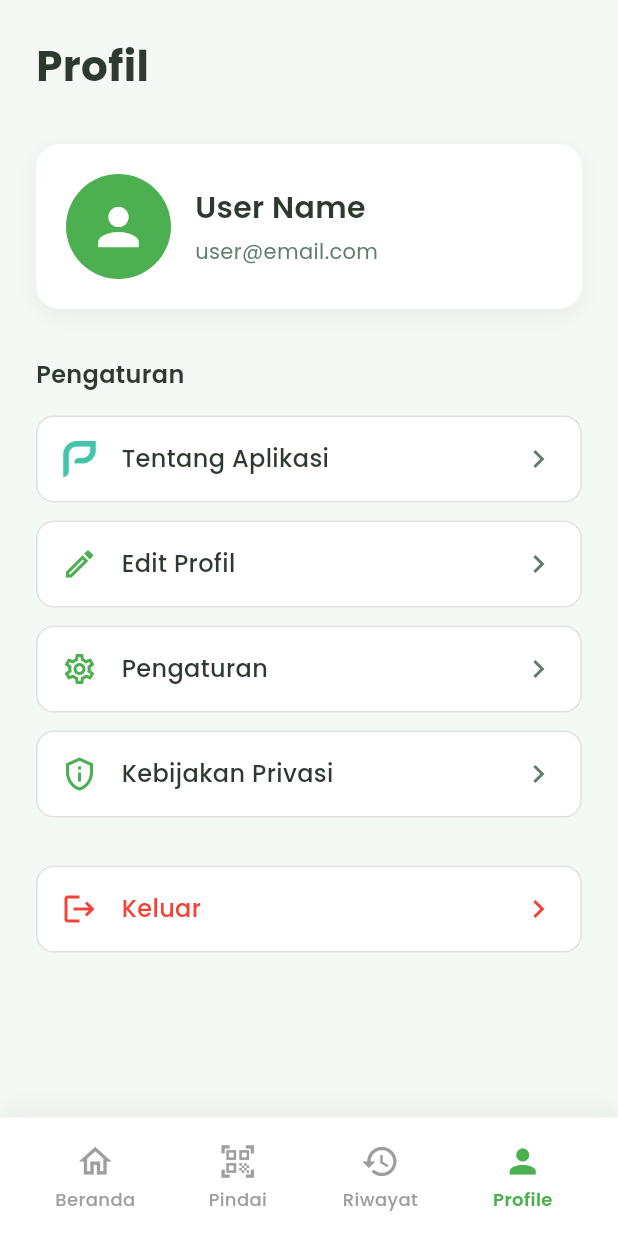
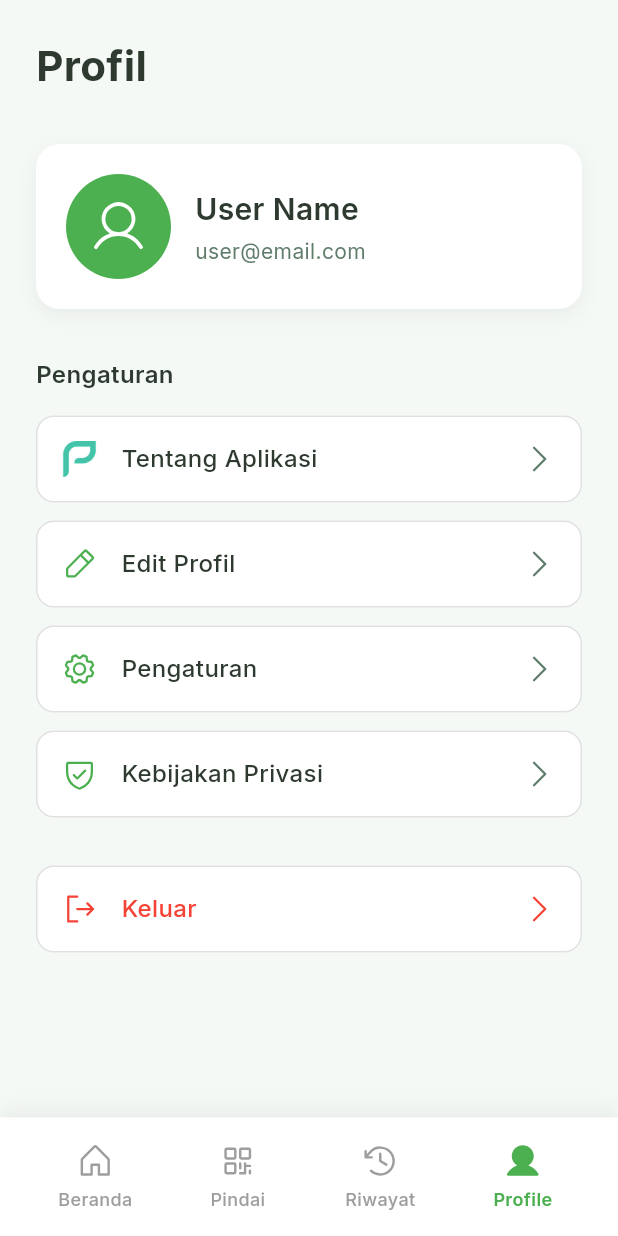
Before and after one commit to ckckckcz/PBL-Mobile, a Flutter app: the screen it shows after launch, scrolled down 576 dp, after a tap on "Profile", on a phone screen of 412 x 824 dp. Run offline on Flutter 3.47's test engine with Material 3 defaults, Android fonts, the phone set to English and light mode, and no system bars; our stand-ins replace camera, carousel_slider, flutter_animate, google_fonts, image_picker, permission_handler and 3 more.

Commit message:
feat: replace Material icons with Phosphor icons across the app
- Updated main_navigation.dart to use Phosphor icons for navigation items.
- Modified profile.dart to replace Material icons with Phosphor icons in profile settings.
- Changed scan_page.dart to utilize Phosphor icons for camera and gallery actions.
- Updated scan_result.dart to use Phosphor icons in developer mode dialog.
- Altered app_theme.dart to switch typography from Poppins to Inter.
- Refactored image_helper.dart to use Phosphor icons for image placeholders.
- Updated common_widgets.dart to replace Material icons with Phosphor icons in various widgets.
- Modified custom_text_field.dart to use Phosphor icons for input fields.
- Changed history_widgets.dart to utilize Phosphor icons for history-related UI elements.
- Updated scan_result_widgets.dart to replace Material icons with Phosphor icons in scanned image cards.
- Updated pubspec.yaml and pubspec.lock to include phosphor_flutter package and update dependencies.

```diff
--- a/frontend/lib/pages/auth/login.dart
+++ b/frontend/lib/pages/auth/login.dart
@@ -1,5 +1,6 @@
 import 'package:flutter/material.dart';
 import 'package:flutter/services.dart';
+import 'package:phosphor_flutter/phosphor_flutter.dart';
 import '../../constants/app_colors.dart';
 import '../../constants/app_strings.dart';
 import '../../services/api_service.dart';
@@ -189,8 +190,8 @@ class _LoginPageState extends State<LoginPage> {
             width: 2,
           ),
         ),
-        child: const Icon(
-          Icons.arrow_back,
+        child: PhosphorIcon(
+          PhosphorIconsRegular.arrowLeft,
           color: Colors.white,
           size: 18,
         ),
--- a/frontend/lib/pages/dashboard_page.dart
+++ b/frontend/lib/pages/dashboard_page.dart
@@ -1,5 +1,6 @@
 import 'package:flutter/material.dart';
 import 'package:flutter_animate/flutter_animate.dart';
+import 'package:phosphor_flutter/phosphor_flutter.dart';
 import '../theme/app_theme.dart';
 import '../widgets/common_widgets.dart';
 import '../widgets/eco_tips_carousel.dart';
@@ -30,13 +31,13 @@ class _DashboardPageState extends State<DashboardPage> {
         title: const Text('Dashboard'),
         actions: [
           IconButton(
-            icon: const Icon(Icons.notifications_outlined),
+            icon: Icon(PhosphorIcons.bell(PhosphorIconsStyle.regular)),
             onPressed: () {
               _showNotificationBottomSheet(context);
             },
           ),
           IconButton(
-            icon: const Icon(Icons.settings_outlined),
+            icon: Icon(PhosphorIcons.gear(PhosphorIconsStyle.regular)),
             onPressed: () {
               _showSettingsBottomSheet(context);
             },
@@ -145,11 +146,10 @@ class _DashboardPageState extends State<DashboardPage> {
           ),
         ),
       ),
-      floatingActionButton:
-          FloatingActionButton.extended(
+      floatingActionButton: FloatingActionButton.extended(
         onPressed: () => Navigator.pushNamed(context, '/scan'),
         backgroundColor: AppColors.primary,
-                icon: const Icon(Icons.camera_alt),
+        icon: Icon(PhosphorIcons.camera(PhosphorIconsStyle.regular)),
         label: const Text('Scan'),
       )
           .animate()
@@ -183,7 +183,7 @@ class _DashboardPageState extends State<DashboardPage> {
                 EcoButton(
                   text: 'Lihat Profile',
                   onPressed: () => Navigator.pushNamed(context, '/profile'),
-                  icon: Icons.person,
+                  icon: PhosphorIcons.user(PhosphorIconsStyle.regular),
                 ),
               ],
             ),
@@ -196,7 +196,8 @@ class _DashboardPageState extends State<DashboardPage> {
               color: AppColors.primaryLight.withOpacity(0.2),
               shape: BoxShape.circle,
             ),
-            child: const Icon(Icons.eco, size: 30, color: AppColors.primary),
+            child: Icon(PhosphorIcons.leaf(PhosphorIconsStyle.regular),
+                size: 30, color: AppColors.primary),
           ),
         ],
       ),
@@ -220,7 +221,7 @@ class _DashboardPageState extends State<DashboardPage> {
               child: StatCard(
                 title: 'Total Scan',
                 value: '$wasteDetected',
-                icon: Icons.photo_camera,
+                icon: PhosphorIcons.camera(PhosphorIconsStyle.regular),
                 iconColor: AppColors.primary,
               ),
             ),
@@ -229,7 +230,7 @@ class _DashboardPageState extends State<DashboardPage> {
               child: StatCard(
                 title: 'Organik',
                 value: '$organicWaste',
-                icon: Icons.grass,
+                icon: PhosphorIcons.plant(PhosphorIconsStyle.regular),
                 iconColor: AppColors.success,
               ),
             ),
@@ -239,7 +240,7 @@ class _DashboardPageState extends State<DashboardPage> {
         StatCard(
           title: 'Anorganik',
           value: '$inorganicWaste',
-          icon: Icons.recycling,
+          icon: PhosphorIcons.recycle(PhosphorIconsStyle.regular),
           iconColor: AppColors.accentBlue,
         ),
       ],
@@ -261,7 +262,7 @@ class _DashboardPageState extends State<DashboardPage> {
           children: [
             Expanded(
               child: _buildActionButton(
-                icon: Icons.camera_alt,
+                icon: PhosphorIcons.camera(PhosphorIconsStyle.regular),
                 label: 'Scan',
                 color: AppColors.primary,
                 onTap: () => Navigator.pushNamed(context, '/scan'),
@@ -270,7 +271,7 @@ class _DashboardPageState extends State<DashboardPage> {
             const SizedBox(width: 12),
             Expanded(
               child: _buildActionButton(
-                icon: Icons.history,
+                icon: PhosphorIcons.clockCounterClockwise(PhosphorIconsStyle.regular),
                 label: 'Riwayat',
                 color: AppColors.accentBlue,
                 onTap: () {
@@ -357,7 +358,9 @@ class _DashboardPageState extends State<DashboardPage> {
                     const SizedBox(height: 20),
                     Text(
                       article.title,
-                      style: Theme.of(context).textTheme.headlineMedium
+                      style: Theme.of(context)
+                          .textTheme
+                          .headlineMedium
                           ?.copyWith(fontWeight: FontWeight.bold),
                     ),
                     const SizedBox(height: 16),
@@ -373,8 +376,8 @@ class _DashboardPageState extends State<DashboardPage> {
                       color: AppColors.primaryLight.withOpacity(0.1),
                       child: Row(
                         children: [
-                          const Icon(
-                            Icons.lightbulb_outline,
+                          Icon(
+                            PhosphorIcons.lightbulb(PhosphorIconsStyle.regular),
                             color: AppColors.primary,
                           ),
                           const SizedBox(width: 12),
@@ -474,8 +477,8 @@ class _DashboardPageState extends State<DashboardPage> {
               ),
             ),
             const SizedBox(height: 20),
-            const Icon(
-              Icons.notifications_outlined,
+            Icon(
+              PhosphorIcons.bell(PhosphorIconsStyle.regular),
               size: 60,
               color: AppColors.primary,
             ),
@@ -523,18 +526,20 @@ class _DashboardPageState extends State<DashboardPage> {
             ),
             const SizedBox(height: 20),
             ListTile(
-              leading: const Icon(Icons.person, color: AppColors.primary),
+              leading:
+                  Icon(PhosphorIcons.user(PhosphorIconsStyle.regular), color: AppColors.primary),
               title: const Text('Profile'),
-              trailing: const Icon(Icons.arrow_forward_ios, size: 16),
+              trailing: Icon(PhosphorIcons.caretRight(PhosphorIconsStyle.regular), size: 16),
               onTap: () {
                 Navigator.pop(context);
                 Navigator.pushNamed(context, '/profile');
               },
             ),
             ListTile(
-              leading: const Icon(Icons.language, color: AppColors.primary),
+              leading:
+                  Icon(PhosphorIcons.globe(PhosphorIconsStyle.regular), color: AppColors.primary),
               title: const Text('Bahasa'),
-              trailing: const Icon(Icons.arrow_forward_ios, size: 16),
+              trailing: Icon(PhosphorIcons.caretRight(PhosphorIconsStyle.regular), size: 16),
               onTap: () {
                 Navigator.pop(context);
                 ScaffoldMessenger.of(context).showSnackBar(
@@ -546,7 +551,8 @@ class _DashboardPageState extends State<DashboardPage> {
               },
             ),
             ListTile(
-              leading: const Icon(Icons.logout, color: AppColors.error),
+              leading:
+                  Icon(PhosphorIcons.signOut(PhosphorIconsStyle.regular), color: AppColors.error),
               title: const Text('Keluar'),
               onTap: () {
                 Navigator.pop(context);
--- a/frontend/lib/pages/main_navigation.dart
+++ b/frontend/lib/pages/main_navigation.dart
@@ -1,4 +1,5 @@
 import 'package:flutter/material.dart';
+import 'package:phosphor_flutter/phosphor_flutter.dart';
 import 'dashboard_page.dart';
 import 'scan_page.dart';
 import 'history.dart';
@@ -72,26 +73,28 @@ class _MainNavigationState extends State<MainNavigation> {
               mainAxisAlignment: MainAxisAlignment.spaceAround,
               children: [
                 _buildNavItem(
-                  icon: Icons.home_outlined,
-                  activeIcon: Icons.home,
+                  icon: PhosphorIcons.house(PhosphorIconsStyle.regular),
+                  activeIcon: PhosphorIcons.house(PhosphorIconsStyle.fill),
                   label: 'Beranda',
                   index: 0,
                 ),
                 _buildNavItem(
-                  icon: Icons.qr_code_scanner_outlined,
-                  activeIcon: Icons.qr_code_scanner,
+                  icon: PhosphorIcons.qrCode(PhosphorIconsStyle.regular),
+                  activeIcon: PhosphorIcons.qrCode(PhosphorIconsStyle.fill),
                   label: 'Pindai',
                   index: 1,
                 ),
                 _buildNavItem(
-                  icon: Icons.history_outlined,
-                  activeIcon: Icons.history,
+                  icon: PhosphorIcons.clockCounterClockwise(
+                      PhosphorIconsStyle.regular),
+                  activeIcon: PhosphorIcons.clockCounterClockwise(
+                      PhosphorIconsStyle.fill),
                   label: 'Riwayat',
                   index: 2,
                 ),
                 _buildNavItem(
-                  icon: Icons.person_outline,
-                  activeIcon: Icons.person,
+                  icon: PhosphorIcons.user(PhosphorIconsStyle.regular),
+                  activeIcon: PhosphorIcons.user(PhosphorIconsStyle.fill),
                   label: 'Profile',
                   index: 3,
                 ),
--- a/frontend/lib/pages/profile.dart
+++ b/frontend/lib/pages/profile.dart
@@ -1,4 +1,5 @@
 import 'package:flutter/material.dart';
+import 'package:phosphor_flutter/phosphor_flutter.dart';
 import 'about_app.dart';
 
 class ProfilePage extends StatelessWidget {
@@ -51,8 +52,8 @@ class ProfilePage extends StatelessWidget {
                           color: const Color(0xFF4CAF50),
                           borderRadius: BorderRadius.circular(35),
                         ),
-                        child: const Icon(
-                          Icons.person,
+                        child: Icon(
+                          PhosphorIcons.user(PhosphorIconsStyle.regular),
                           color: Colors.white,
                           size: 40,
                         ),
@@ -122,7 +123,7 @@ class ProfilePage extends StatelessWidget {
                 // Edit Profile Button
                 _buildMenuItem(
                   context,
-                  icon: Icons.edit_outlined,
+                  icon: PhosphorIcons.pencilSimple(PhosphorIconsStyle.regular),
                   title: 'Edit Profil',
                   onTap: () {
                     // TODO: Navigate to edit profile
@@ -134,7 +135,7 @@ class ProfilePage extends StatelessWidget {
                 // Settings Button
                 _buildMenuItem(
                   context,
-                  icon: Icons.settings_outlined,
+                  icon: PhosphorIcons.gear(PhosphorIconsStyle.regular),
                   title: 'Pengaturan',
                   onTap: () {
                     // TODO: Navigate to settings
@@ -146,7 +147,7 @@ class ProfilePage extends StatelessWidget {
                 // Privacy Policy Button
                 _buildMenuItem(
                   context,
-                  icon: Icons.privacy_tip_outlined,
+                  icon: PhosphorIcons.shieldCheck(PhosphorIconsStyle.regular),
                   title: 'Kebijakan Privasi',
                   onTap: () {
                     // TODO: Navigate to privacy policy
@@ -158,7 +159,7 @@ class ProfilePage extends StatelessWidget {
                 // Logout Button
                 _buildMenuItem(
                   context,
-                  icon: Icons.logout,
+                  icon: PhosphorIcons.signOut(PhosphorIconsStyle.regular),
                   title: 'Keluar',
                   isDestructive: true,
                   onTap: () {
@@ -222,9 +223,7 @@ class ProfilePage extends StatelessWidget {
             children: [
               Icon(
                 icon,
-                color: isDestructive
-                    ? Colors.red
-                    : const Color(0xFF4CAF50),
+                color: isDestructive ? Colors.red : const Color(0xFF4CAF50),
                 size: 24,
               ),
               const SizedBox(width: 16),
@@ -234,17 +233,13 @@ class ProfilePage extends StatelessWidget {
                   style: TextStyle(
                     fontSize: 16,
                     fontWeight: FontWeight.w500,
-                    color: isDestructive
-                        ? Colors.red
-                        : const Color(0xFF2E3A2F),
+                    color: isDestructive ? Colors.red : const Color(0xFF2E3A2F),
                   ),
                 ),
               ),
               Icon(
-                Icons.chevron_right,
-                color: isDestructive
-                    ? Colors.red
-                    : const Color(0xFF607D6B),
+                PhosphorIcons.caretRight(PhosphorIconsStyle.regular),
+                color: isDestructive ? Colors.red : const Color(0xFF607D6B),
                 size: 24,
               ),
             ],
@@ -283,8 +278,8 @@ class ProfilePage extends StatelessWidget {
                 height: 24,
                 fit: BoxFit.contain,
                 errorBuilder: (context, error, stackTrace) {
-                  return const Icon(
-                    Icons.info_outline,
+                  return Icon(
+                    PhosphorIcons.info(PhosphorIconsStyle.regular),
                     color: Color(0xFF4CAF50),
                     size: 24,
                   );
@@ -301,8 +296,8 @@ class ProfilePage extends StatelessWidget {
                   ),
                 ),
               ),
-              const Icon(
-                Icons.chevron_right,
+              Icon(
+                PhosphorIcons.caretRight(PhosphorIconsStyle.regular),
                 color: Color(0xFF607D6B),
                 size: 24,
               ),
--- a/frontend/lib/pages/scan_page.dart
+++ b/frontend/lib/pages/scan_page.dart
@@ -3,6 +3,7 @@ import 'package:flutter/foundation.dart' show kIsWeb;
 import 'package:camera/camera.dart';
 import 'package:image_picker/image_picker.dart';
 import 'package:permission_handler/permission_handler.dart';
+import 'package:phosphor_flutter/phosphor_flutter.dart';
 import '../models/scan_history_model.dart';
 import '../services/scan_history_service.dart';
 import 'scan_result.dart';
@@ -47,7 +48,8 @@ class _ScanPageState extends State<ScanPage> {
         if (mounted) {
           ScaffoldMessenger.of(context).showSnackBar(
             const SnackBar(
-              content: Text('Izin kamera diperlukan untuk menggunakan fitur scan'),
+              content:
+                  Text('Izin kamera diperlukan untuk menggunakan fitur scan'),
               backgroundColor: Colors.orange,
             ),
           );
@@ -136,7 +138,8 @@ class _ScanPageState extends State<ScanPage> {
             if (mounted) {
               ScaffoldMessenger.of(context).showSnackBar(
                 const SnackBar(
-                  content: Text('Izin storage diperlukan untuk mengakses galeri'),
+                  content:
+                      Text('Izin storage diperlukan untuk mengakses galeri'),
                   backgroundColor: Colors.orange,
                 ),
               );
@@ -152,7 +155,8 @@ class _ScanPageState extends State<ScanPage> {
             if (mounted) {
               ScaffoldMessenger.of(context).showSnackBar(
                 const SnackBar(
-                  content: Text('Izin akses foto diperlukan untuk mengakses galeri'),
+                  content:
+                      Text('Izin akses foto diperlukan untuk mengakses galeri'),
                   backgroundColor: Colors.orange,
                 ),
               );
@@ -213,13 +217,25 @@ class _ScanPageState extends State<ScanPage> {
           ]
         : random == 1
             ? [
-            {'title': 'Cuci dan keringkan sebelum didaur ulang', 'color': '#2196F3'},
-            {'title': 'Pisahkan berdasarkan jenis material', 'color': '#42A5F5'},
+                {
+                  'title': 'Cuci dan keringkan sebelum didaur ulang',
+                  'color': '#2196F3'
+                },
+                {
+                  'title': 'Pisahkan berdasarkan jenis material',
+                  'color': '#42A5F5'
+                },
                 {'title': 'Kirim ke bank sampah terdekat', 'color': '#64B5F6'},
               ]
             : [
-            {'title': 'Simpan di wadah khusus tertutup', 'color': '#F44336'},
-            {'title': 'Jangan campurkan dengan sampah lain', 'color': '#EF5350'},
+                {
+                  'title': 'Simpan di wadah khusus tertutup',
+                  'color': '#F44336'
+                },
+                {
+                  'title': 'Jangan campurkan dengan sampah lain',
+                  'color': '#EF5350'
+                },
                 {'title': 'Serahkan ke petugas khusus B3', 'color': '#E57373'},
               ];
 
@@ -289,8 +305,8 @@ class _ScanPageState extends State<ScanPage> {
                         color: const Color(0xFF4CAF50).withOpacity(0.1),
                         shape: BoxShape.circle,
                       ),
-                      child: const Icon(
-                        Icons.camera_alt,
+                      child: Icon(
+                        PhosphorIcons.camera(PhosphorIconsStyle.regular),
                         size: 64,
                         color: Color(0xFF4CAF50),
                       ),
@@ -317,7 +333,7 @@ class _ScanPageState extends State<ScanPage> {
                     const SizedBox(height: 32),
                     ElevatedButton.icon(
                       onPressed: _pickImageFromGallery,
-                      icon: const Icon(Icons.image),
+                      icon: Icon(PhosphorIcons.image(PhosphorIconsStyle.regular)),
                       label: const Text('Pilih dari Galeri'),
                       style: ElevatedButton.styleFrom(
                         backgroundColor: const Color(0xFF4CAF50),
@@ -431,8 +447,8 @@ class _ScanPageState extends State<ScanPage> {
                 color: Colors.black.withOpacity(0.3),
                 borderRadius: BorderRadius.circular(8),
               ),
-              child: const Icon(
-                Icons.arrow_back,
+              child: Icon(
+                PhosphorIcons.arrowLeft(PhosphorIconsStyle.regular),
                 color: Colors.white,
                 size: 24,
               ),
@@ -594,8 +610,8 @@ class _ScanPageState extends State<ScanPage> {
                 color: Colors.white.withOpacity(0.3),
                 shape: BoxShape.circle,
               ),
-              child: const Icon(
-                Icons.image,
+              child: Icon(
+                PhosphorIcons.image(PhosphorIconsStyle.regular),
                 color: Colors.white,
                 size: 28,
               ),
@@ -652,7 +668,9 @@ class _ScanPageState extends State<ScanPage> {
                 shape: BoxShape.circle,
               ),
               child: Icon(
-                _isFlashOn ? Icons.flash_on : Icons.flash_off,
+                _isFlashOn
+                    ? PhosphorIcons.lightning(PhosphorIconsStyle.fill)
+                    : PhosphorIcons.lightning(PhosphorIconsStyle.regular),
                 color: Colors.white,
                 size: 28,
               ),
--- a/frontend/lib/theme/app_theme.dart
+++ b/frontend/lib/theme/app_theme.dart
@@ -61,8 +61,8 @@ class AppTheme {
       ),
       scaffoldBackgroundColor: AppColors.background,
 
-      // Typography dengan Google Fonts
-      textTheme: GoogleFonts.poppinsTextTheme(
+      // Typography dengan Google Fonts - Inter
+      textTheme: GoogleFonts.interTextTheme(
         const TextTheme(
           displayLarge: TextStyle(
             fontSize: 32,
@@ -110,7 +110,7 @@ class AppTheme {
         centerTitle: true,
         backgroundColor: Colors.transparent,
         foregroundColor: AppColors.textPrimary,
-        titleTextStyle: GoogleFonts.poppins(
+        titleTextStyle: GoogleFonts.inter(
           fontSize: 20,
           fontWeight: FontWeight.w600,
           color: AppColors.textPrimary,
@@ -135,7 +135,7 @@ class AppTheme {
           shape: RoundedRectangleBorder(
             borderRadius: BorderRadius.circular(12),
           ),
-          textStyle: GoogleFonts.poppins(
+          textStyle: GoogleFonts.inter(
             fontSize: 16,
             fontWeight: FontWeight.w600,
           ),
@@ -146,7 +146,7 @@ class AppTheme {
       textButtonTheme: TextButtonThemeData(
         style: TextButton.styleFrom(
           foregroundColor: AppColors.primary,
-          textStyle: GoogleFonts.poppins(
+          textStyle: GoogleFonts.inter(
             fontSize: 14,
             fontWeight: FontWeight.w500,
           ),
@@ -177,7 +177,7 @@ class AppTheme {
           borderRadius: BorderRadius.circular(12),
           borderSide: BorderSide(color: AppColors.error),
         ),
-        labelStyle: GoogleFonts.poppins(color: AppColors.textSecondary),
+        labelStyle: GoogleFonts.inter(color: AppColors.textSecondary),
       ),
 
       // Icon Theme
--- a/frontend/lib/widgets/common_widgets.dart
+++ b/frontend/lib/widgets/common_widgets.dart
@@ -1,5 +1,6 @@
 import 'package:flutter/material.dart';
 import 'package:flutter_animate/flutter_animate.dart';
+import 'package:phosphor_flutter/phosphor_flutter.dart';
 import '../theme/app_theme.dart';
 
 class EcoCard extends StatelessWidget {
@@ -220,8 +221,8 @@ class ArticleCard extends StatelessWidget {
               ],
             ),
           ),
-          const Icon(
-            Icons.arrow_forward_ios,
+          Icon(
+            PhosphorIcons.caretRight(PhosphorIconsStyle.regular),
             size: 16,
             color: AppColors.textLight,
           ),
--- a/frontend/lib/widgets/history_widgets.dart
+++ b/frontend/lib/widgets/history_widgets.dart
@@ -1,5 +1,6 @@
 import 'package:flutter/material.dart';
 import 'dart:io';
+import 'package:phosphor_flutter/phosphor_flutter.dart';
 import '../constants/app_colors.dart';
 import '../constants/app_strings.dart';
 import '../models/scan_history_model.dart';
@@ -116,8 +117,8 @@ class HistoryEmptyState extends StatelessWidget {
         color: AppColors.primary.withOpacity(0.1),
         shape: BoxShape.circle,
       ),
-      child: const Icon(
-        Icons.history,
+      child: Icon(
+        PhosphorIcons.clockCounterClockwise(PhosphorIconsStyle.regular),
         size: 64,
         color: AppColors.primary,
       ),
@@ -337,8 +338,8 @@ class HistoryItem extends StatelessWidget {
   Widget _buildDateInfo() {
     return Row(
       children: [
-        const Icon(
-          Icons.calendar_today,
+        Icon(
+          PhosphorIcons.calendar(PhosphorIconsStyle.regular),
           size: 12,
           color: AppColors.textTertiary,
         ),
@@ -357,8 +358,8 @@ class HistoryItem extends StatelessWidget {
   Widget _buildConfidenceInfo() {
     return Row(
       children: [
-        const Icon(
-          Icons.verified,
+        Icon(
+          PhosphorIcons.sealCheck(PhosphorIconsStyle.fill),
           size: 12,
           color: AppColors.success,
         ),
--- a/frontend/pubspec.yaml
+++ b/frontend/pubspec.yaml
@@ -10,9 +10,10 @@ dependencies:
     sdk: flutter
   cupertino_icons: ^1.0.8
   camera: ^0.10.6
-  image_picker: ^1.2.0 # hanya satu baris!
+  image_picker: ^1.2.0
   permission_handler: ^11.3.0
   google_fonts: ^6.2.1
+  phosphor_flutter: ^2.1.0
   lottie: ^3.1.2
   carousel_slider: ^5.0.0
   flutter_animate: ^4.5.0
```
Also changed, not shown: frontend/lib/constants/app_colors.dart (+5 -6 lines), frontend/lib/pages/about_app.dart (+4 -3 lines), frontend/lib/pages/scan_result.dart (+6 -4 lines), frontend/lib/utils/image_helper.dart (+4 -3 lines), frontend/lib/widgets/custom_text_field.dart (+175 -150 lines), frontend/lib/widgets/scan_result_widgets.dart (+6 -5 lines), frontend/pubspec.lock. Lines whose indentation alone changed are shown as unchanged.
